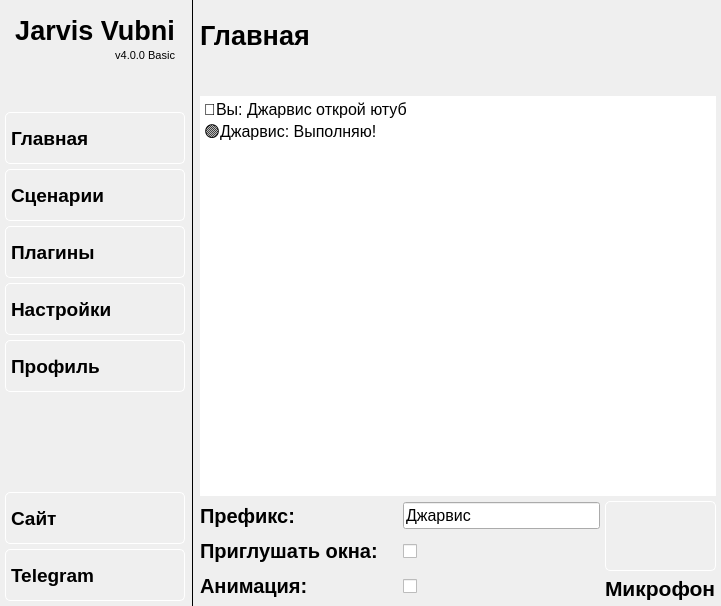
The window that scripts/main.ui (Vubni/jarvis-voice_user) describes before a commit, drawn with Qt 5.
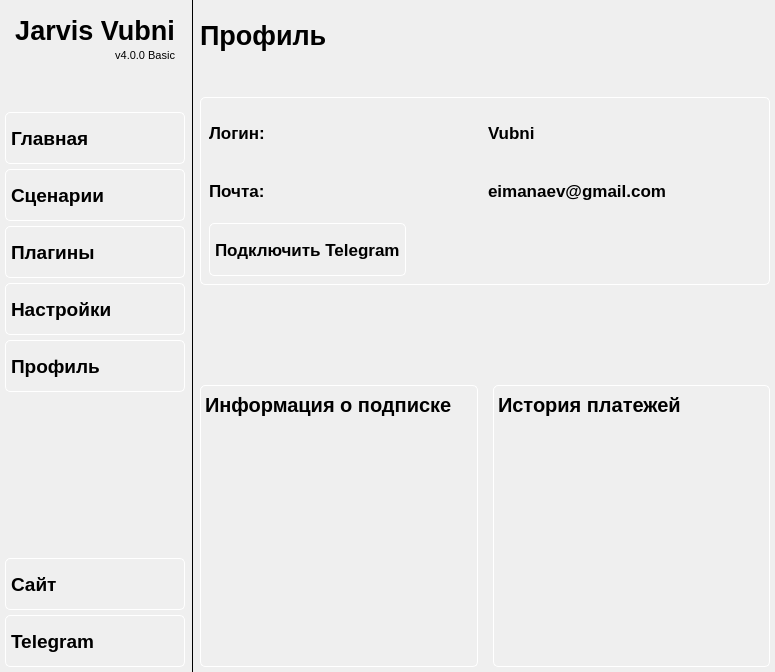
The same window after the commit. Icons and pictures are not drawn.

Commit message: add pages and clicked

What changed in the file:
```diff
--- a/scripts/main.ui
+++ b/scripts/main.ui
@@ -6,8 +6,8 @@
    <rect>
     <x>0</x>
     <y>0</y>
-    <width>721</width>
-    <height>606</height>
+    <width>775</width>
+    <height>672</height>
    </rect>
   </property>
   <property name="palette">
@@ -701,6 +701,7 @@
 padding-top: 5px;
 padding-left: 5px;
 padding-bottom: 5px;
+padding-right: 5px;
 }
 
 QPushButton:hover {
@@ -750,6 +751,7 @@
 padding-top: 5px;
 padding-left: 5px;
 padding-bottom: 5px;
+padding-right: 5px;
 }
 
 QPushButton:hover {
@@ -815,9 +817,806 @@
        <number>1</number>
       </property>
       <property name="currentIndex">
-       <number>0</number>
+       <number>1</number>
       </property>
-      <widget class="QWidget" name="page">
+      <widget class="QWidget" name="settings">
+       <layout class="QVBoxLayout" name="verticalLayout_15">
+        <property name="spacing">
+         <number>5</number>
+        </property>
+        <property name="leftMargin">
+         <number>5</number>
+        </property>
+        <property name="topMargin">
+         <number>20</number>
+        </property>
+        <property name="rightMargin">
+         <number>5</number>
+        </property>
+        <property name="bottomMargin">
+         <number>5</number>
+        </property>
+        <item>
+         <widget class="QLabel" name="label_main_profile_2">
+          <property name="sizePolicy">
+           <sizepolicy hsizetype="Preferred" vsizetype="Minimum">
+            <horstretch>0</horstretch>
+            <verstretch>0</verstretch>
+           </sizepolicy>
+          </property>
+          <property name="font">
+           <font>
+            <family>Arial</family>
+            <pointsize>20</pointsize>
+            <bold>true</bold>
+           </font>
+          </property>
+          <property name="text">
+           <string>Настройки</string>
+          </property>
+         </widget>
+        </item>
+        <item>
+         <spacer name="verticalSpacer_6">
+          <property name="orientation">
+           <enum>Qt::Vertical</enum>
+          </property>
+          <property name="sizeType">
+           <enum>QSizePolicy::Minimum</enum>
+          </property>
+          <property name="sizeHint" stdset="0">
+           <size>
+            <width>158</width>
+            <height>40</height>
+           </size>
+          </property>
+         </spacer>
+        </item>
+        <item>
+         <widget class="QWidget" name="widget_5" native="true">
+          <property name="minimumSize">
+           <size>
+            <width>0</width>
+            <height>0</height>
+           </size>
+          </property>
+          <property name="styleSheet">
+           <string notr="true">QWidget#widget_5{
+border: 1px solid white;
+border-radius: 5px;
+}</string>
+          </property>
+          <layout class="QVBoxLayout" name="verticalLayout_14" stretch="1,1,1,1,1">
+           <item>
+            <layout class="QHBoxLayout" name="horizontalLayout_10" stretch="1,1">
+             <item>
+              <widget class="QLabel" name="label_prefix_8">
+               <property name="sizePolicy">
+                <sizepolicy hsizetype="Preferred" vsizetype="Preferred">
+                 <horstretch>1</horstretch>
+                 <verstretch>1</verstretch>
+                </sizepolicy>
+               </property>
+               <property name="minimumSize">
+                <size>
+                 <width>0</width>
+                 <height>30</height>
+                </size>
+               </property>
+               <property name="font">
+                <font>
+                 <family>Arial</family>
+                 <pointsize>13</pointsize>
+                 <bold>true</bold>
+                </font>
+               </property>
+               <property name="text">
+                <string>Модель распознавания речи:</string>
+               </property>
+              </widget>
+             </item>
+             <item>
+              <widget class="QComboBox" name="comboBox_speech">
+               <property name="sizePolicy">
+                <sizepolicy hsizetype="Preferred" vsizetype="Preferred">
+                 <horstretch>0</horstretch>
+                 <verstretch>0</verstretch>
+                </sizepolicy>
+               </property>
+               <property name="font">
+                <font>
+                 <pointsize>13</pointsize>
+                </font>
+               </property>
+               <item>
+                <property name="text">
+                 <string>Маленькая (запуск ~1 минуту)</string>
+                </property>
+               </item>
+               <item>
+                <property name="text">
+                 <string>Большая (запуск ~10 минут)</string>
+                </property>
+               </item>
+              </widget>
+             </item>
+            </layout>
+           </item>
+           <item>
+            <layout class="QHBoxLayout" name="horizontalLayout_14" stretch="1,1">
+             <item>
+              <widget class="QLabel" name="label_prefix_9">
+               <property name="sizePolicy">
+                <sizepolicy hsizetype="Preferred" vsizetype="Preferred">
+                 <horstretch>1</horstretch>
+                 <verstretch>1</verstretch>
+                </sizepolicy>
+               </property>
+               <property name="minimumSize">
+                <size>
+                 <width>0</width>
+                 <height>30</height>
+                </size>
+               </property>
+               <property name="font">
+                <font>
+                 <family>Arial</family>
+                 <pointsize>13</pointsize>
+                 <bold>true</bold>
+                </font>
+               </property>
+               <property name="text">
+                <string>Язык программы:</string>
+               </property>
+              </widget>
+             </item>
+             <item>
+              <widget class="QComboBox" name="comboBox_language">
+               <property name="sizePolicy">
+                <sizepolicy hsizetype="Preferred" vsizetype="Preferred">
+                 <horstretch>0</horstretch>
+                 <verstretch>0</verstretch>
+                </sizepolicy>
+               </property>
+               <property name="font">
+                <font>
+                 <pointsize>13</pointsize>
+                </font>
+               </property>
+               <item>
+                <property name="text">
+                 <string>Русский</string>
+                </property>
+               </item>
+              </widget>
+             </item>
+            </layout>
+           </item>
+           <item>
+            <layout class="QHBoxLayout" name="horizontalLayout_15" stretch="1,1">
+             <item>
+              <widget class="QLabel" name="label_mute_3">
+               <property name="sizePolicy">
+                <sizepolicy hsizetype="Preferred" vsizetype="Preferred">
+                 <horstretch>0</horstretch>
+                 <verstretch>0</verstretch>
+                </sizepolicy>
+               </property>
+               <property name="minimumSize">
+                <size>
+                 <width>0</width>
+                 <height>30</height>
+                </size>
+               </property>
+               <property name="font">
+                <font>
+                 <family>Arial</family>
+                 <pointsize>13</pointsize>
+                 <bold>true</bold>
+                </font>
+               </property>
+               <property name="text">
+                <string>Распознавать английский:</string>
+               </property>
+              </widget>
+             </item>
+             <item>
+              <widget class="QCheckBox" name="switch_language_speech">
+               <property name="sizePolicy">
+                <sizepolicy hsizetype="Expanding" vsizetype="Preferred">
+                 <horstretch>0</horstretch>
+                 <verstretch>0</verstretch>
+                </sizepolicy>
+               </property>
+               <property name="minimumSize">
+                <size>
+                 <width>0</width>
+                 <height>30</height>
+                </size>
+               </property>
+               <property name="text">
+                <string/>
+               </property>
+              </widget>
+             </item>
+            </layout>
+           </item>
+           <item>
+            <layout class="QHBoxLayout" name="horizontalLayout_12" stretch="1,1">
+             <item>
+              <widget class="QLabel" name="label_mute_2">
+               <property name="sizePolicy">
+                <sizepolicy hsizetype="Preferred" vsizetype="Preferred">
+                 <horstretch>0</horstretch>
+                 <verstretch>0</verstretch>
+                </sizepolicy>
+               </property>
+               <property name="minimumSize">
+                <size>
+                 <width>0</width>
+                 <height>30</height>
+                </size>
+               </property>
+               <property name="font">
+                <font>
+                 <family>Arial</family>
+                 <pointsize>13</pointsize>
+                 <bold>true</bold>
+                </font>
+               </property>
+               <property name="text">
+                <string>Сохранять кэш:</string>
+               </property>
+              </widget>
+             </item>
+             <item>
+              <widget class="QCheckBox" name="switch_cache">
+               <property name="sizePolicy">
+                <sizepolicy hsizetype="Expanding" vsizetype="Preferred">
+                 <horstretch>0</horstretch>
+                 <verstretch>0</verstretch>
+                </sizepolicy>
+               </property>
+               <property name="minimumSize">
+                <size>
+                 <width>0</width>
+                 <height>30</height>
+                </size>
+               </property>
+               <property name="text">
+                <string/>
+               </property>
+              </widget>
+             </item>
+            </layout>
+           </item>
+           <item>
+            <layout class="QHBoxLayout" name="horizontalLayout_13">
+             <item>
+              <widget class="QPushButton" name="button_clear_cache">
+               <property name="sizePolicy">
+                <sizepolicy hsizetype="Minimum" vsizetype="Preferred">
+                 <horstretch>0</horstretch>
+                 <verstretch>1</verstretch>
+                </sizepolicy>
+               </property>
+               <property name="minimumSize">
+                <size>
+                 <width>0</width>
+                 <height>52</height>
+                </size>
+               </property>
+               <property name="font">
+                <font>
+                 <family>Arial</family>
+                 <pointsize>13</pointsize>
+                 <bold>true</bold>
+                </font>
+               </property>
+               <property name="styleSheet">
+                <string notr="true">QPushButton {
+icon-size: 40px;
+text-align: left;
+border: 1px solid white;
+border-radius: 5px;
+padding-top: 5px;
+padding-left: 5px;
+padding-bottom: 5px;
+padding-right: 5px;
+}
+
+QPushButton:hover {
+    background-color: rgb(39,39,39); 
+}
+
+QPushButton:pressed {
+background-color: rgb(25,25,25);
+}</string>
+               </property>
+               <property name="text">
+                <string>Очистить кэш</string>
+               </property>
+               <property name="icon">
+                <iconset resource="../resources.qrc">
+                 <normaloff>:/images/trash-can-white.png</normaloff>:/images/trash-can-white.png</iconset>
+               </property>
+              </widget>
+             </item>
+             <item>
+              <spacer name="horizontalSpacer_2">
+               <property name="orientation">
+                <enum>Qt::Horizontal</enum>
+               </property>
+               <property name="sizeHint" stdset="0">
+                <size>
+                 <width>40</width>
+                 <height>20</height>
+                </size>
+               </property>
+              </spacer>
+             </item>
+            </layout>
+           </item>
+          </layout>
+         </widget>
+        </item>
+        <item>
+         <spacer name="verticalSpacer_7">
+          <property name="orientation">
+           <enum>Qt::Vertical</enum>
+          </property>
+          <property name="sizeHint" stdset="0">
+           <size>
+            <width>20</width>
+            <height>276</height>
+           </size>
+          </property>
+         </spacer>
+        </item>
+       </layout>
+      </widget>
+      <widget class="QWidget" name="profile">
+       <layout class="QVBoxLayout" name="verticalLayout_13" stretch="0,0,0">
+        <property name="leftMargin">
+         <number>5</number>
+        </property>
+        <property name="topMargin">
+         <number>20</number>
+        </property>
+        <property name="rightMargin">
+         <number>5</number>
+        </property>
+        <property name="bottomMargin">
+         <number>5</number>
+        </property>
+        <item>
+         <widget class="QLabel" name="label_main_profile">
+          <property name="sizePolicy">
+           <sizepolicy hsizetype="Preferred" vsizetype="Minimum">
+            <horstretch>0</horstretch>
+            <verstretch>0</verstretch>
+           </sizepolicy>
+          </property>
+          <property name="font">
+           <font>
+            <family>Arial</family>
+            <pointsize>20</pointsize>
+            <bold>true</bold>
+           </font>
+          </property>
+          <property name="text">
+           <string>Профиль</string>
+          </property>
+         </widget>
+        </item>
+        <item>
+         <spacer name="verticalSpacer_4">
+          <property name="orientation">
+           <enum>Qt::Vertical</enum>
+          </property>
+          <property name="sizeType">
+           <enum>QSizePolicy::Minimum</enum>
+          </property>
+          <property name="sizeHint" stdset="0">
+           <size>
+            <width>158</width>
+            <height>40</height>
+           </size>
+          </property>
+         </spacer>
+        </item>
+        <item>
+         <layout class="QVBoxLayout" name="verticalLayout_11" stretch="2,1,3">
+          <item>
+           <widget class="QWidget" name="widget_4" native="true">
+            <property name="styleSheet">
+             <string notr="true">QWidget#widget_4{
+border: 1px solid white;
+border-radius: 5px;
+}</string>
+            </property>
+            <layout class="QVBoxLayout" name="verticalLayout_9" stretch="1,1,1">
+             <property name="spacing">
+              <number>5</number>
+             </property>
+             <property name="leftMargin">
+              <number>9</number>
+             </property>
+             <property name="topMargin">
+              <number>9</number>
+             </property>
+             <property name="rightMargin">
+              <number>9</number>
+             </property>
+             <property name="bottomMargin">
+              <number>9</number>
+             </property>
+             <item>
+              <layout class="QHBoxLayout" name="horizontalLayout_7" stretch="1,1">
+               <item>
+                <widget class="QLabel" name="label_prefix_4">
+                 <property name="sizePolicy">
+                  <sizepolicy hsizetype="Preferred" vsizetype="Minimum">
+                   <horstretch>1</horstretch>
+                   <verstretch>0</verstretch>
+                  </sizepolicy>
+                 </property>
+                 <property name="minimumSize">
+                  <size>
+                   <width>0</width>
+                   <height>30</height>
+                  </size>
+                 </property>
+                 <property name="font">
+                  <font>
+                   <family>Arial</family>
+                   <pointsize>13</pointsize>
+                   <bold>true</bold>
+                  </font>
+                 </property>
+                 <property name="text">
+                  <string>Логин:</string>
+                 </property>
+                </widget>
+               </item>
+               <item>
+                <widget class="QLabel" name="label_prefix_6">
+                 <property name="sizePolicy">
+                  <sizepolicy hsizetype="Preferred" vsizetype="Minimum">
+                   <horstretch>1</horstretch>
+                   <verstretch>0</verstretch>
+                  </sizepolicy>
+                 </property>
+                 <property name="minimumSize">
+                  <size>
+                   <width>0</width>
+                   <height>30</height>
+                  </size>
+                 </property>
+                 <property name="font">
+                  <font>
+                   <family>Arial</family>
+                   <pointsize>13</pointsize>
+                   <bold>true</bold>
+                  </font>
+                 </property>
+                 <property name="text">
+                  <string>Vubni</string>
+                 </property>
+                </widget>
+               </item>
+              </layout>
+             </item>
+             <item>
+              <layout class="QHBoxLayout" name="horizontalLayout_8" stretch="1,1">
+               <item>
+                <widget class="QLabel" name="label_prefix_5">
+                 <property name="sizePolicy">
+                  <sizepolicy hsizetype="Preferred" vsizetype="Minimum">
+                   <horstretch>1</horstretch>
+                   <verstretch>1</verstretch>
+                  </sizepolicy>
+                 </property>
+                 <property name="minimumSize">
+                  <size>
+                   <width>0</width>
+                   <height>30</height>
+                  </size>
+                 </property>
+                 <property name="font">
+                  <font>
+                   <family>Arial</family>
+                   <pointsize>13</pointsize>
+                   <bold>true</bold>
+                  </font>
+                 </property>
+                 <property name="text">
+                  <string>Почта:</string>
+                 </property>
+                </widget>
+               </item>
+               <item>
+                <widget class="QLabel" name="label_prefix_7">
+                 <property name="sizePolicy">
+                  <sizepolicy hsizetype="Preferred" vsizetype="Minimum">
+                   <horstretch>1</horstretch>
+                   <verstretch>1</verstretch>
+                  </sizepolicy>
+                 </property>
+                 <property name="minimumSize">
+                  <size>
+                   <width>0</width>
+                   <height>30</height>
+                  </size>
+                 </property>
+                 <property name="font">
+                  <font>
+                   <family>Arial</family>
+                   <pointsize>13</pointsize>
+                   <bold>true</bold>
+                  </font>
+                 </property>
+                 <property name="text">
+                  <string>eimanaev@gmail.com</string>
+                 </property>
+                </widget>
+               </item>
+              </layout>
+             </item>
+             <item>
+              <layout class="QHBoxLayout" name="horizontalLayout_9">
+               <item>
+                <widget class="QPushButton" name="button_plugins_2">
+                 <property name="sizePolicy">
+                  <sizepolicy hsizetype="Minimum" vsizetype="Preferred">
+                   <horstretch>0</horstretch>
+                   <verstretch>1</verstretch>
+                  </sizepolicy>
+                 </property>
+                 <property name="minimumSize">
+                  <size>
+                   <width>0</width>
+                   <height>52</height>
+                  </size>
+                 </property>
+                 <property name="font">
+                  <font>
+                   <family>Arial</family>
+                   <pointsize>13</pointsize>
+                   <bold>true</bold>
+                  </font>
+                 </property>
+                 <property name="styleSheet">
+                  <string notr="true">QPushButton {
+icon-size: 40px;
+text-align: left;
+border: 1px solid white;
+border-radius: 5px;
+padding-top: 5px;
+padding-left: 5px;
+padding-bottom: 5px;
+padding-right: 5px;
+}
+
+QPushButton:hover {
+    background-color: rgb(39,39,39); 
+}
+
+QPushButton:pressed {
+background-color: rgb(25,25,25);
+}</string>
+                 </property>
+                 <property name="text">
+                  <string>Подключить Telegram</string>
+                 </property>
+                 <property name="icon">
+                  <iconset resource="../resources.qrc">
+                   <normaloff>:/images/telegram-colored1.png</normaloff>:/images/telegram-colored1.png</iconset>
+                 </property>
+                </widget>
+               </item>
+               <item>
+                <spacer name="horizontalSpacer">
+                 <property name="orientation">
+                  <enum>Qt::Horizontal</enum>
+                 </property>
+                 <property name="sizeHint" stdset="0">
+                  <size>
+                   <width>40</width>
+                   <height>20</height>
+                  </size>
+                 </property>
+                </spacer>
+               </item>
+              </layout>
+             </item>
+            </layout>
+           </widget>
+          </item>
+          <item>
+           <spacer name="verticalSpacer_5">
+            <property name="orientation">
+             <enum>Qt::Vertical</enum>
+            </property>
+            <property name="sizeHint" stdset="0">
+             <size>
+              <width>20</width>
+              <height>40</height>
+             </size>
+            </property>
+           </spacer>
+          </item>
+          <item>
+           <layout class="QHBoxLayout" name="horizontalLayout_11" stretch="1,1">
+            <property name="spacing">
+             <number>15</number>
+            </property>
+            <property name="leftMargin">
+             <number>0</number>
+            </property>
+            <property name="topMargin">
+             <number>0</number>
+            </property>
+            <property name="rightMargin">
+             <number>0</number>
+            </property>
+            <property name="bottomMargin">
+             <number>0</number>
+            </property>
+            <item>
+             <widget class="QWidget" name="widget_2" native="true">
+              <property name="styleSheet">
+               <string notr="true">QWidget#widget_2{
+border: 1px solid white;
+border-radius: 5px;
+}</string>
+              </property>
+              <layout class="QVBoxLayout" name="verticalLayout_10">
+               <property name="spacing">
+                <number>5</number>
+               </property>
+               <property name="leftMargin">
+                <number>5</number>
+               </property>
+               <property name="topMargin">
+                <number>5</number>
+               </property>
+               <property name="rightMargin">
+                <number>5</number>
+               </property>
+               <property name="bottomMargin">
+                <number>5</number>
+               </property>
+               <item>
+                <widget class="QLabel" name="label_prefix_3">
+                 <property name="sizePolicy">
+                  <sizepolicy hsizetype="Preferred" vsizetype="Preferred">
+                   <horstretch>1</horstretch>
+                   <verstretch>0</verstretch>
+                  </sizepolicy>
+                 </property>
+                 <property name="minimumSize">
+                  <size>
+                   <width>0</width>
+                   <height>30</height>
+                  </size>
+                 </property>
+                 <property name="font">
+                  <font>
+                   <family>Arial</family>
+                   <pointsize>15</pointsize>
+                   <bold>true</bold>
+                  </font>
+                 </property>
+                 <property name="text">
+                  <string>Информация о подписке</string>
+                 </property>
+                </widget>
+               </item>
+               <item>
+                <widget class="QWidget" name="widget" native="true">
+                 <property name="sizePolicy">
+                  <sizepolicy hsizetype="Preferred" vsizetype="Expanding">
+                   <horstretch>0</horstretch>
+                   <verstretch>0</verstretch>
+                  </sizepolicy>
+                 </property>
+                </widget>
+               </item>
+              </layout>
+             </widget>
+            </item>
+            <item>
+             <widget class="QWidget" name="widget_3" native="true">
+              <property name="styleSheet">
+               <string notr="true">QWidget#widget_3{
+border: 1px solid white;
+border-radius: 5px;
+}</string>
+              </property>
+              <layout class="QVBoxLayout" name="verticalLayout_12">
+               <property name="spacing">
+                <number>5</number>
+               </property>
+               <property name="leftMargin">
+                <number>5</number>
+               </property>
+               <property name="topMargin">
+                <number>5</number>
+               </property>
+               <property name="rightMargin">
+                <number>5</number>
+               </property>
+               <property name="bottomMargin">
+                <number>5</number>
+               </property>
+               <item>
+                <widget class="QLabel" name="label_prefix_2">
+                 <property name="sizePolicy">
+                  <sizepolicy hsizetype="Preferred" vsizetype="Preferred">
+                   <horstretch>1</horstretch>
+                   <verstretch>0</verstretch>
+                  </sizepolicy>
+                 </property>
+                 <property name="minimumSize">
+                  <size>
+                   <width>0</width>
+                   <height>30</height>
+                  </size>
+                 </property>
+                 <property name="font">
+                  <font>
+                   <family>Arial</family>
+                   <pointsize>15</pointsize>
+                   <bold>true</bold>
+                  </font>
+                 </property>
+                 <property name="text">
+                  <string>История платежей</string>
+                 </property>
+                </widget>
+               </item>
+               <item>
+                <widget class="QScrollArea" name="scrollArea">
+                 <property name="widgetResizable">
+                  <bool>true</bool>
+                 </property>
+                 <widget class="QWidget" name="scrollAreaWidgetContents">
+                  <property name="geometry">
+                   <rect>
+                    <x>0</x>
+                    <y>0</y>
+                    <width>264</width>
+                    <height>227</height>
+                   </rect>
+                  </property>
+                 </widget>
+                </widget>
+               </item>
+              </layout>
+             </widget>
+            </item>
+           </layout>
+          </item>
+         </layout>
+        </item>
+       </layout>
+       <zorder>widget_5</zorder>
+       <zorder>verticalSpacer_4</zorder>
+       <zorder>label_main_profile</zorder>
+       <zorder>label_prefix_4</zorder>
+       <zorder>label_prefix_6</zorder>
+       <zorder>layoutWidget</zorder>
+       <zorder>button_plugins_2</zorder>
+       <zorder>horizontalSpacer</zorder>
+       <zorder>button_plugins_2</zorder>
+       <zorder>comboBox</zorder>
+       <zorder>label_prefix_8</zorder>
+       <zorder>widget_2</zorder>
+       <zorder>widget_3</zorder>
+       <zorder>widget_4</zorder>
+      </widget>
+      <widget class="QWidget" name="home">
        <layout class="QVBoxLayout" name="verticalLayout_8">
         <property name="spacing">
          <number>5</number>
@@ -870,6 +1669,7 @@
            <widget class="QPlainTextEdit" name="console">
             <property name="font">
              <font>
+              <family>Arial</family>
               <pointsize>12</pointsize>
              </font>
             </property>
@@ -933,6 +1733,7 @@
                   </property>
                   <property name="font">
                    <font>
+                    <family>Arial</family>
                     <pointsize>12</pointsize>
                    </font>
                   </property>
```
Left out of the diff: 33 changed lines with no effect on the pictures. The commit also changes 12 other files.
